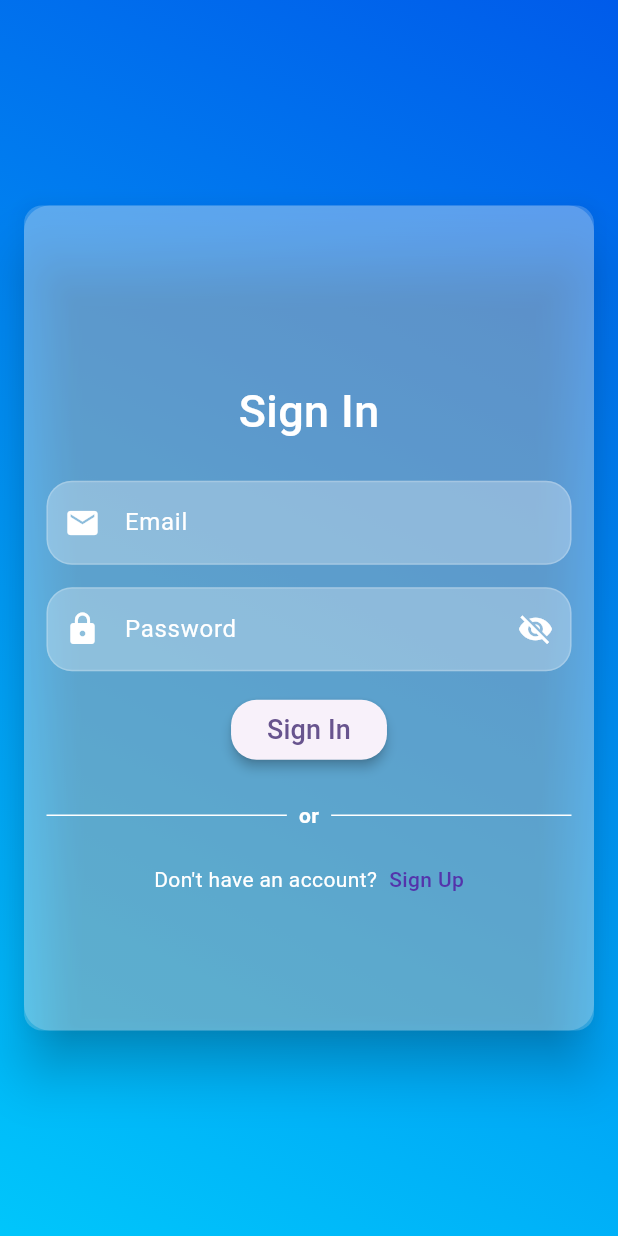
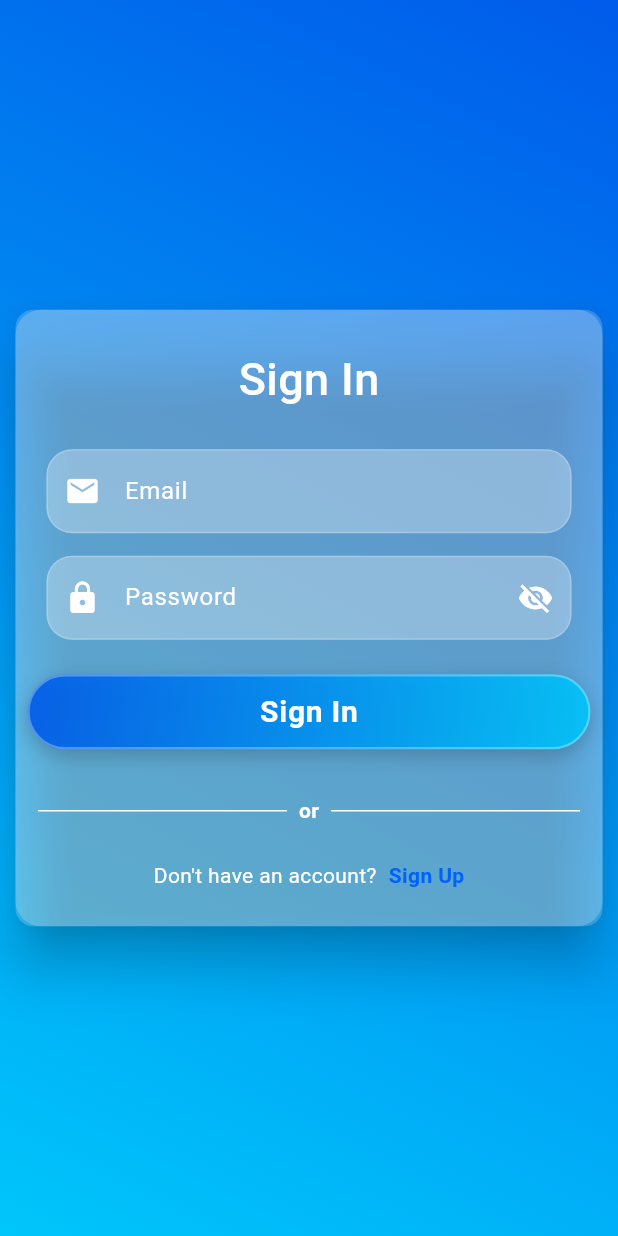
Before and after one commit to itxmal03/GlobeTrek, a Flutter app: the screen it shows after launch, after a tap on "Create Account", after a tap on "Sign In", on a phone screen of 412 x 824 dp. Run offline on Flutter 3.47's test engine with Material 3 defaults, Android fonts, the phone set to English and light mode, and no system bars; our stand-ins replace cloud_firestore, firebase_auth, firebase_core; accounts and stored records are empty.

Commit message:
Fixed some tweeks in signIn screen and fixed context error

```diff
--- a/lib/screens/authScreens/sign_in_screen.dart
+++ b/lib/screens/authScreens/sign_in_screen.dart
@@ -1,8 +1,10 @@
 import 'package:flutter/material.dart';
 import 'package:globe_trek/core/constants/constants.dart';
-import 'package:globe_trek/screens/homescreen.dart';
-import 'package:globe_trek/screens/authScreens/sign_up_screen.dart';
+import 'package:globe_trek/core/constants/size_config.dart';
+// import 'package:globe_trek/screens/homescreen.dart';
+import 'package:globe_trek/viewModels/auth_view_model.dart';
 import 'package:globe_trek/widgets/customized.dart';
+import 'package:provider/provider.dart';
 
 class SignInScreen extends StatefulWidget {
   const SignInScreen({super.key});
@@ -12,12 +14,15 @@ class SignInScreen extends StatefulWidget {
 }
 
 class _SignInScreenState extends State<SignInScreen> {
-  Customized customWidgets = Customized();
   final TextEditingController _email = TextEditingController();
   final TextEditingController _password = TextEditingController();
 
+  final _formKey = GlobalKey<FormState>();
+
+  Customized customWidgets = Customized();
   @override
   Widget build(BuildContext context) {
+    SizeConfig.init(context);
     return Container(
       decoration: BoxDecoration(
         gradient: LinearGradient(
@@ -28,19 +33,22 @@ class _SignInScreenState extends State<SignInScreen> {
       ),
       child: Scaffold(
         backgroundColor: Colors.transparent,
-        body: Center(
+        body: SafeArea(
+          child: Center(
             child: Card(
               color: Colors.white.withValues(alpha: 0.2),
               elevation: 15,
               child: Container(
-              width: 380,
-              height: 550,
+                width: SizeConfig.wp(95),
                 decoration: BoxDecoration(
                   borderRadius: BorderRadius.circular(17),
                   color: Colors.white.withValues(alpha: 0.2),
                 ),
+                child: Form(
+                  key: _formKey,
                   child: Column(
                     mainAxisAlignment: MainAxisAlignment.center,
+                    mainAxisSize: MainAxisSize.min,
                     children: [
                       Padding(
                         padding: const EdgeInsets.all(25.0),
@@ -59,30 +67,120 @@ class _SignInScreenState extends State<SignInScreen> {
                         tController: _email,
                         hint: 'Email',
                         icon: Icons.email,
+                        validator: (value) {
+                          if (value == null || value.isEmpty) {
+                            return "Email is required";
+                          }
+                          if (!RegExp(r'\S+@\S+\.\S+').hasMatch(value)) {
+                            return "Enter a valid email";
+                          }
+                          return null;
+                        },
                       ),
                       SizedBox(height: 15),
                       customWidgets.customTextField(
                         tController: _password,
+                        isPassword: true,
                         hint: 'Password',
                         icon: Icons.lock,
-                    isPassword: true,
+                        validator: (value) {
+                          if (value == null || value.isEmpty) {
+                            return "Password is required";
+                          }
+                          if (value.length < 6) {
+                            return "Password must be at least 6 characters";
+                          }
+                          return null;
+                        },
                       ),
                       SizedBox(height: 15),
-                  ElevatedButton(
-                    onPressed: () {
-                      Navigator.push(
-                        context,
-                        MaterialPageRoute(builder: (context) => Homescreen()),
-                      );
-                    },
-                    style: ElevatedButton.styleFrom(
-                      elevation: 3,
-                      shape: RoundedRectangleBorder(
-                        borderRadius: BorderRadiusGeometry.circular(17),
+                      Consumer<AuthViewModel>(
+                        builder: (ctx, val, child) => Padding(
+                          padding: const EdgeInsets.all(8.0),
+                          child: Container(
+                            width: double.infinity,
+                            height: 50,
+                            decoration: BoxDecoration(
+                              borderRadius: BorderRadius.circular(30),
+                              gradient: LinearGradient(
+                                colors: [
+                                  Color(0xff005bea).withValues(alpha: 0.9),
+                                  Color(0xff00c6fb).withValues(alpha: 0.9),
+                                ],
+                                begin: Alignment.topLeft,
+                                end: Alignment.bottomRight,
+                              ),
+                              boxShadow: [
+                                BoxShadow(
+                                  color: Colors.black.withValues(alpha: 0.20),
+                                  blurRadius: 10,
+                                  offset: Offset(0, 4),
+                                ),
+                              ],
+                              border: Border.all(
+                                color: Colors.white.withValues(alpha: 0.3),
+                                width: 1.5,
                               ),
                             ),
-                    child: Text('Sign In', style: TextStyle(fontSize: 18)),
+                            child: Material(
+                              color: Colors.transparent,
+                              borderRadius: BorderRadius.circular(30),
+                              child: InkWell(
+                                borderRadius: BorderRadius.circular(30),
+                                splashColor: Colors.white24,
+                                onTap: val.isLoading
+                                    ? null
+                                    : () async {
+                                        if (!_formKey.currentState!
+                                            .validate()) {
+                                          return;
+                                        }
+                                        // final navigator = Navigator.of(context);
+                                        // final scaffoldMessenger =
+                                        //     ScaffoldMessenger.of(context);
+
+                                        if (!mounted) return;
+                                        // if (result) {
+                                        //   navigator.push(
+                                        //     MaterialPageRoute(
+                                        //       builder: (_) => Homescreen(),
+                                        //     ),
+                                        //   );
+                                        // } else {
+                                        //   if (!mounted) return;
+                                        //   scaffoldMessenger.showSnackBar(
+                                        //     SnackBar(
+                                        //       content: Text(val.errorMessage!),
+                                        //     ),
+                                        //   );
+                                        // }
+                                      },
+                                child: Center(
+                                  child: val.isLoading
+                                      ? SizedBox(
+                                          height: 28,
+                                          width: 28,
+                                          child: CircularProgressIndicator(
+                                            color: Colors.white,
+                                            strokeWidth: 3,
                                           ),
+                                        )
+                                      : Text(
+                                          'Sign In',
+                                          style: TextStyle(
+                                            color: Colors.white,
+                                            fontSize: 20,
+                                            fontWeight: FontWeight.bold,
+                                            letterSpacing: 0.5,
+                                          ),
+                                        ),
+                                ),
+                              ),
+                            ),
+                          ),
+                        ),
+                      ),
+
                       Padding(
                         padding: const EdgeInsets.all(15.0),
                         child: Row(
@@ -106,7 +204,10 @@ class _SignInScreenState extends State<SignInScreen> {
                           ],
                         ),
                       ),
-                  Row(
+
+                      Padding(
+                        padding: const EdgeInsets.only(bottom: AppSizes.lg),
+                        child: Row(
                           mainAxisAlignment: MainAxisAlignment.center,
                           children: [
                             Text(
@@ -122,15 +223,15 @@ class _SignInScreenState extends State<SignInScreen> {
                                 child: Text(
                                   'Sign Up',
                                   style: TextStyle(
-                              color: const Color.fromARGB(255, 84, 52, 171),
-                              fontWeight: FontWeight.w500,
+                                    color: Color.fromARGB(255, 1, 97, 251),
+                                    fontWeight: FontWeight.w600,
                                   ),
                                 ),
                                 onTap: () {
                                   Navigator.push(
                                     context,
                                     MaterialPageRoute(
-                                builder: (context) => SignUpScreen(),
+                                      builder: (context) => SignInScreen(),
                                     ),
                                   );
                                 },
@@ -138,7 +239,10 @@ class _SignInScreenState extends State<SignInScreen> {
                             ),
                           ],
                         ),
+                      ),
                     ],
+                  ),
+                ),
               ),
             ),
           ),
--- a/lib/screens/authScreens/sign_up_screen.dart
+++ b/lib/screens/authScreens/sign_up_screen.dart
@@ -169,22 +169,22 @@ class _SignUpScreenState extends State<SignUpScreen> {
                                             .validate()) {
                                           return;
                                         }
+                                        final navigator = Navigator.of(context);
+                                        final scaffoldMessenger =
+                                            ScaffoldMessenger.of(context);
                                         final result = await val.signUp(
                                           userName: _name.text.trim(),
                                           email: _email.text.trim(),
                                           password: _password.text.trim(),
                                         );
                                         if (result) {
-                                          Navigator.push(
-                                            context,
+                                          navigator.push(
                                             MaterialPageRoute(
                                               builder: (_) => Homescreen(),
                                             ),
                                           );
                                         } else {
-                                          ScaffoldMessenger.of(
-                                            context,
-                                          ).showSnackBar(
+                                          scaffoldMessenger.showSnackBar(
                                             SnackBar(
                                               content: Text(val.errorMessage!),
                                             ),
--- a/lib/screens/splash_screen.dart
+++ b/lib/screens/splash_screen.dart
@@ -49,8 +49,8 @@ class _SplashScreenState extends State<SplashScreen> {
                   begin: Alignment.topCenter,
                   end: Alignment.bottomCenter,
                   colors: [
-                    Colors.black.withOpacity(0.3),
-                    Colors.black.withOpacity(0.7),
+                    Colors.black.withValues(alpha: 0.3),
+                    Colors.black.withValues(alpha: 0.7),
                   ],
                 ),
               ),
```
Lines whose indentation alone changed are shown as unchanged.
